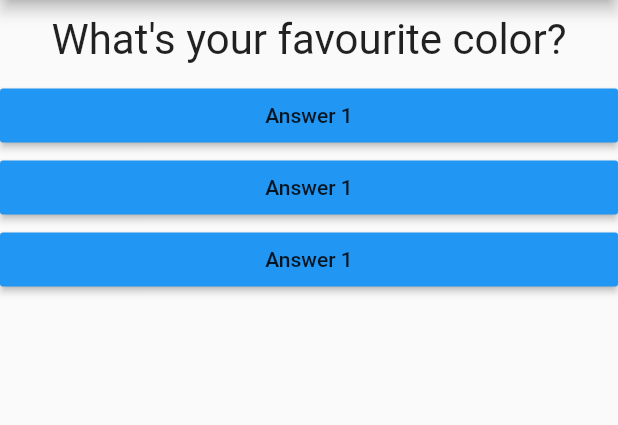
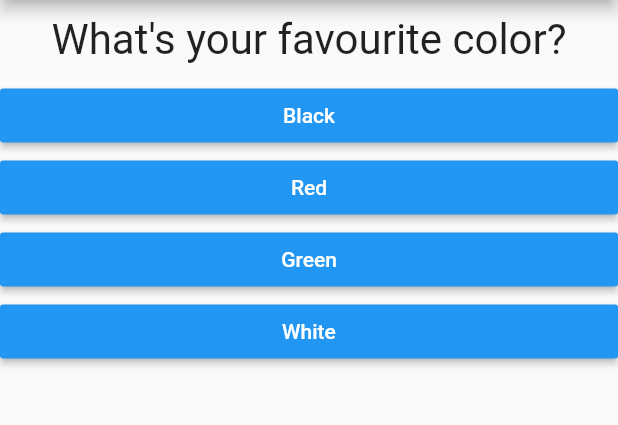
Before and after one commit to sylim2357/flutter-tutorial, a Flutter app: the screen it shows after launch, on a phone screen of 412 x 824 dp, the part 84-509 px from its top. Run offline on Flutter 3.47's test engine with Material 2 defaults, Android fonts, the phone set to English and light mode, and no system bars.

Commit message:
56 done with first toy app

```diff
--- a/first_app/lib/answer.dart
+++ b/first_app/lib/answer.dart
@@ -2,8 +2,9 @@ import 'package:flutter/material.dart';
 
 class Answer extends StatelessWidget {
   final Function selectHandler;
+  final String answerText;
 
-  Answer(this.selectHandler);
+  Answer(this.selectHandler, String this.answerText);
 
   @override
   Widget build(BuildContext context) {
@@ -11,7 +12,8 @@ class Answer extends StatelessWidget {
       width: double.infinity,
       child: RaisedButton(
         color: Colors.blue,
-        child: Text('Answer 1'),
+        textColor: Colors.white,
+        child: Text(answerText),
         onPressed: this.selectHandler,
       ), //RaisedButton
     );
--- a/first_app/lib/main.dart
+++ b/first_app/lib/main.dart
@@ -1,7 +1,7 @@
 import 'package:flutter/material.dart';
 
-import './question.dart';
-import './answer.dart';
+import './quiz.dart';
+import './result.dart';
 
 void main() => runApp(MyApp());
 
@@ -14,34 +14,73 @@ class MyApp extends StatefulWidget {
 }
 
 class _MyAppState extends State<MyApp> {
+  final _questions = const [
+    {
+      'questionText': 'What\'s your favourite color?',
+      'answers': [
+        {'text': 'Black', 'score': 10},
+        {'text': 'Red', 'score': 5},
+        {'text': 'Green', 'score': 3},
+        {'text': 'White', 'score': 1}
+      ],
+    },
+    {
+      'questionText': 'What\'s your favourite animal?',
+      'answers': [
+        {'text': 'Rabbit', 'score': 10},
+        {'text': 'Snake', 'score': 5},
+        {'text': 'Elephant', 'score': 3},
+        {'text': 'Lion', 'score': 1}
+      ],
+    },
+    {
+      'questionText': 'Who\'s your favourite instructor?',
+      'answers': [
+        {'text': 'Max', 'score': 1},
+        {'text': 'Max', 'score': 1},
+        {'text': 'Max', 'score': 1},
+        {'text': 'Max', 'score': 1}
+      ],
+    },
+  ];
   var _questionIndex = 0;
+  var _totalScore = 0;
 
-  void _answerQuestion() {
+  void _resetQuiz() {
+    setState(() {
+      this._questionIndex = 0;
+      this._totalScore = 0;
+      });
+  }
+
+  void _answerQuestion(int score) {
+
+    this._totalScore += score;
     setState(() {
       this._questionIndex++;
       });
     print(this._questionIndex);
+    if (this._questionIndex < this._questions.length) {
+      print('We have more questions!');
+    } else {
+      print('No more questions!');
+    }
   }
 
   @override
   Widget build(BuildContext context) {
-    var questions = [
-      'What\'s your favourite color?',
-      'What\'s your favourite animal?',
-    ];
     return MaterialApp(
         home: Scaffold(
           appBar: AppBar(
             title: Text('My First App'),
           ),
-          body: Column(
-            children: [
-              Question(questions[this._questionIndex]),
-              Answer(_answerQuestion),
-              Answer(_answerQuestion),
-              Answer(_answerQuestion),
-            ],
-            ),
+          body: this._questionIndex < this._questions.length
+          ? Quiz(
+              answerQuestion: this._answerQuestion,
+              questionIndex: this._questionIndex,
+              questions: this._questions,
+            ) // Quiz
+          : Result(this._totalScore, _resetQuiz)
         ),
       );
     }
--- /dev/null
+++ b/first_app/lib/quiz.dart
@@ -0,0 +1,29 @@
+import 'package:flutter/material.dart';
+
+import './question.dart';
+import './answer.dart';
+
+class Quiz extends StatelessWidget {
+  final List<Map<String, Object>> questions;
+  final int questionIndex;
+  final Function answerQuestion;
+
+  Quiz({
+    @required this.questions,
+    @required this.answerQuestion,
+    @required this.questionIndex
+  });
+
+  @override
+  Widget build(BuildContext context){
+    return Column(
+      children: [
+        Question(questions[this.questionIndex]['questionText']),
+        ...(questions[this.questionIndex]['answers'] as List<Map<String, Object>>)
+            .map((answer) {
+          return Answer(() => answerQuestion(answer['score']), answer['text']);
+        }).toList()
+      ],
+    ); // Column
+  }
+}
```
Also changed, not shown: first_app/lib/result.dart (added, +45 -0 lines), 1 other file.
